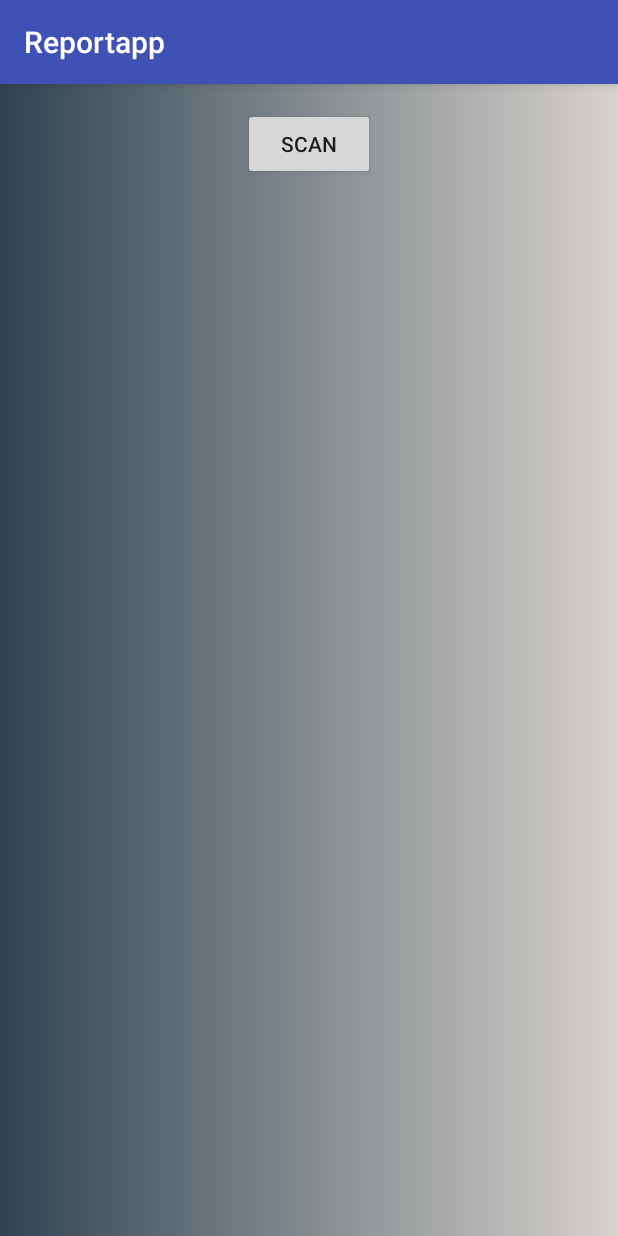
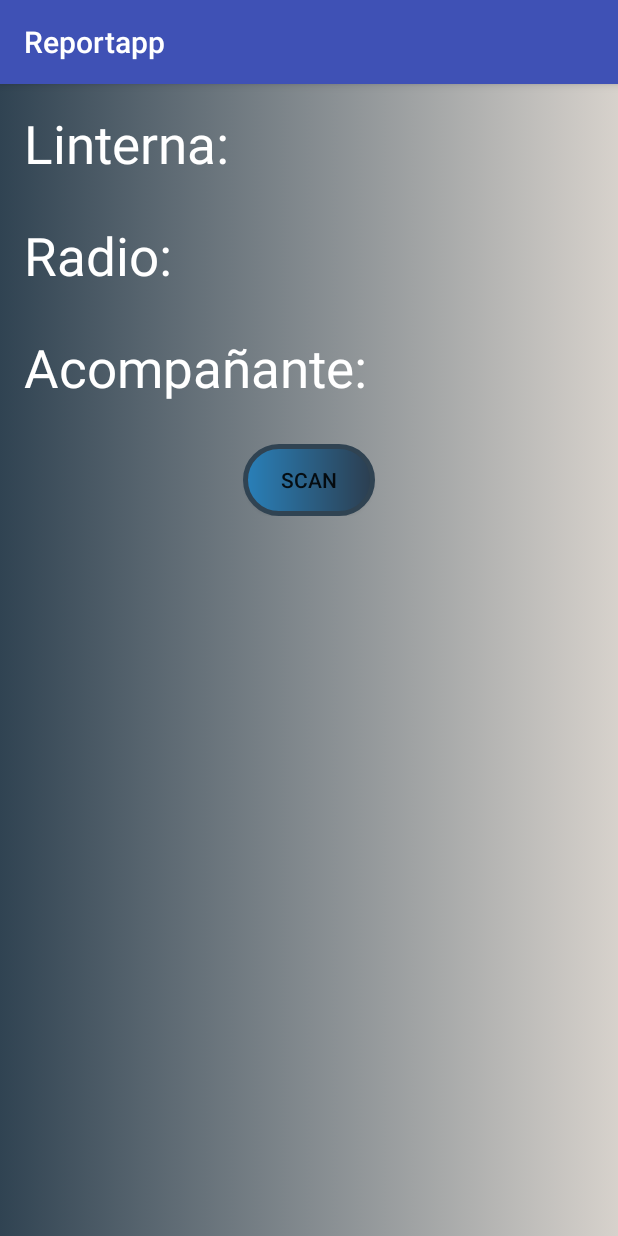
Before and after one commit to juaoose/ReportApp, an Android app: the RegistrarImplementosActivity screen opened directly, with no data from a screen before it, on a phone screen of 412 x 824 dp. Run offline under Robolectric (Android 15) with nearby library versions, the phone set to English and light mode, and no system bars; libraries missing offline, so code that uses them is left out: com.google.zxing.integration.

Commit message:
Modificación interfaz y logica de registro de implementos.

```diff
--- a/app/src/main/AndroidManifest.xml
+++ b/app/src/main/AndroidManifest.xml
@@ -56,7 +56,9 @@
             android:name=".VerDetalleReporteActivity"
             android:label="VerDetalleReporteActivity"
             android:theme="@style/AppTheme.NoActionBar" />
-        <activity android:name=".RegistrarImplementosActivity">
+        <activity
+            android:name=".RegistrarImplementosActivity"
+            android:configChanges="keyboardHidden|orientation">
 
         </activity>
     </application>
--- a/app/src/main/java/com/cejjr/reportapp/RegistrarImplementosActivity.java
+++ b/app/src/main/java/com/cejjr/reportapp/RegistrarImplementosActivity.java
@@ -12,17 +12,37 @@ import android.widget.Toast;
 import com.google.zxing.integration.android.IntentIntegrator;
 import com.google.zxing.integration.android.IntentResult;
 
+import mundo.Guardia;
+
 public class RegistrarImplementosActivity extends AppCompatActivity implements OnClickListener {
     private Button scanBtn;
-    private TextView formatTxt, contentTxt;
+    private TextView txtAcompañante;
+    private TextView txtRadio;
+    private TextView txtLinterna;
     @Override
     protected void onCreate(Bundle savedInstanceState) {
         super.onCreate(savedInstanceState);
         setContentView(R.layout.activity_registrar_implementos);
         scanBtn = (Button)findViewById(R.id.scan_button);
-        formatTxt = (TextView)findViewById(R.id.scan_format);
-        contentTxt = (TextView)findViewById(R.id.scan_content);
         scanBtn.setOnClickListener(this);
+        txtAcompañante = ((TextView)findViewById(R.id.txtAcompañante));
+        txtLinterna = ((TextView)findViewById(R.id.txtLinterna));
+        txtRadio = ((TextView)findViewById(R.id.txtRadio));
+        String linterna=null,
+                radio=null,
+                acompañante=null;
+        if(savedInstanceState!=null)
+        {
+            linterna = savedInstanceState.getString("linterna");
+            radio = savedInstanceState.getString("radio");
+            acompañante = savedInstanceState.getString("acompañante");
+        }
+        if(linterna != null)
+            txtLinterna.setText(linterna);
+        if(radio != null)
+            txtRadio.setText(radio);
+        if(acompañante!=null)
+            txtAcompañante.setText(acompañante);
     }
     public void onClick(View v){
         if(v.getId()==R.id.scan_button){
@@ -30,13 +50,21 @@ public class RegistrarImplementosActivity extends AppCompatActivity implements O
             scanIntegrator.initiateScan();
         }
     }
+    @Override
+    protected void onSaveInstanceState (Bundle outState)
+    {
+        outState.putString("linterna", txtLinterna.getText().toString());
+        outState.putString("acompañante", txtAcompañante.getText().toString());
+        outState.putString("radio",  txtRadio.getText().toString());
+    }
     public void onActivityResult(int requestCode, int resultCode, Intent intent) {
         IntentResult scanningResult = IntentIntegrator.parseActivityResult(requestCode, resultCode, intent);
         if (scanningResult != null) {
             String scanContent = scanningResult.getContents();
             String scanFormat = scanningResult.getFormatName();
-            formatTxt.setText("FORMAT: " + scanFormat);
-            contentTxt.setText("CONTENT: " + scanContent);
+            String tipoElemento= new String[]{"Linterna","Radio","Acompañante"}[(int)(Math.random()*3)];
+            String elemento = scanContent+":"+tipoElemento+":Prestado:"+ Guardia.darGuardia().getIdGuardia()+":Linterna de maximo alcance, cuando es activada lanza rayos laser";//llamado al metodo de busqueda de implementos.
+            agregarElementoScaneado(elemento);
         }
         else{
             Toast toast = Toast.makeText(getApplicationContext(),
@@ -44,4 +72,24 @@ public class RegistrarImplementosActivity extends AppCompatActivity implements O
             toast.show();
         }
     }
+    public void agregarElementoScaneado(String nuevoImplemento)
+    {
+        String[] propiedades = nuevoImplemento.split(":");
+
+        switch (propiedades[1])
+        {
+            case "Linterna":
+                txtLinterna = (TextView)findViewById(R.id.txtLinterna);
+                txtLinterna.setText(txtLinterna.getText()+"\n"+ propiedades[0]+" - "+propiedades[4]);
+                break;
+            case "Radio":
+                txtRadio = (TextView)findViewById(R.id.txtRadio);
+                txtRadio.setText(txtRadio.getText()+"\n"+ propiedades[0]+" - "+propiedades[4]);
+                break;
+            case "Acompañante":
+                txtAcompañante = (TextView)findViewById(R.id.txtAcompañante);
+                txtAcompañante.setText(txtAcompañante.getText()+"\n"+ propiedades[0]+" - "+propiedades[4]);
+                break;
+        }
+    }
 }
--- a/app/src/main/java/mundo/Guardia.java
+++ b/app/src/main/java/mundo/Guardia.java
@@ -12,6 +12,9 @@ public class Guardia {
     private int idGuardia;
     private boolean mostrarRecomendacion;
 
+    public int getIdGuardia() {
+        return idGuardia;
+    }
 
     public static Guardia darGuardia() {
         if (instancia == null) {
--- a/app/src/main/res/layout/activity_registrar_implementos.xml
+++ b/app/src/main/res/layout/activity_registrar_implementos.xml
@@ -9,25 +9,68 @@
     android:paddingTop="@dimen/activity_vertical_margin"
     android:background="@drawable/main_header_selector"
     tools:context="com.cejjr.reportapp.RegistrarImplementosActivity">
+        <ScrollView
+            android:layout_width="match_parent"
+            android:layout_height="match_parent"
+            android:id="@+id/scrollView"
+            android:layout_gravity="center_horizontal" >
+            <LinearLayout
+                android:layout_width="match_parent"
+                android:layout_height="match_parent"
+                android:orientation="vertical"
+                android:weightSum="1">
+                <TextView
+                    android:layout_width="match_parent"
+                    android:layout_height="wrap_content"
+                    android:text="Linterna:"
+                    android:id="@+id/txtTitleLinterna"
+                    android:textColor="@color/WHITE"
+                    android:textSize="35dp"/>
+                <TextView
+                    android:layout_width="wrap_content"
+                    android:layout_height="wrap_content"
+                    android:text=""
+                    android:id="@+id/txtLinterna"
+                    android:textColor="@color/WHITE"
+                    android:textSize="20dp"/>
+                <TextView
+                    android:layout_width="match_parent"
+                    android:layout_height="wrap_content"
+                    android:text="Radio:"
+                    android:textColor="@color/WHITE"
+                    android:id="@+id/txtTitleRadio"
+                    android:textSize="35dp"/>
+                <TextView
+                    android:layout_width="wrap_content"
+                    android:layout_height="wrap_content"
+                    android:text=""
+                    android:textColor="@color/WHITE"
+                    android:id="@+id/txtRadio"
+                    android:textSize="20dp"/>
+                <TextView
+                    android:layout_width="match_parent"
+                    android:layout_height="wrap_content"
+                    android:text="Acompañante:"
+                    android:textColor="@color/WHITE"
+                    android:id="@+id/txtTitleAcompañante"
+                    android:textSize="35dp"/>
+                <TextView
+                    android:layout_width="wrap_content"
+                    android:layout_height="wrap_content"
+                    android:textColor="@color/WHITE"
+                    android:text=""
+                    android:id="@+id/txtAcompañante"
+                    android:textSize="20dp"/>
+                <Button android:id="@+id/scan_button"
+                    android:layout_width="wrap_content"
+                    android:layout_height="wrap_content"
+                    android:text="Scan"
+                    android:layout_alignParentBottom="true"
+                    android:layout_centerHorizontal="true"
+                    android:background="@drawable/button_center"
+                    android:layout_gravity="center"/>
+            </LinearLayout>
+        </ScrollView>
 
-    <Button android:id="@+id/scan_button"
-        android:layout_width="wrap_content"
-        android:layout_height="wrap_content"
-        android:layout_centerHorizontal="true"
-        android:text="Scan" />
-    <TextView
-        android:id="@+id/scan_format"
-        android:layout_width="wrap_content"
-        android:layout_height="wrap_content"
-        android:textIsSelectable="true"
-        android:layout_centerHorizontal="true"
-        android:layout_below="@id/scan_button" />
-    <TextView
-        android:id="@+id/scan_content"
-        android:layout_width="wrap_content"
-        android:layout_height="wrap_content"
-        android:textIsSelectable="true"
-        android:layout_centerHorizontal="true"
-        android:layout_below="@id/scan_format" />
 
 </RelativeLayout>
```
Also changed, not shown: app/src/main/java/com/cejjr/reportapp/MainActivity.java (+0 -10 lines).
